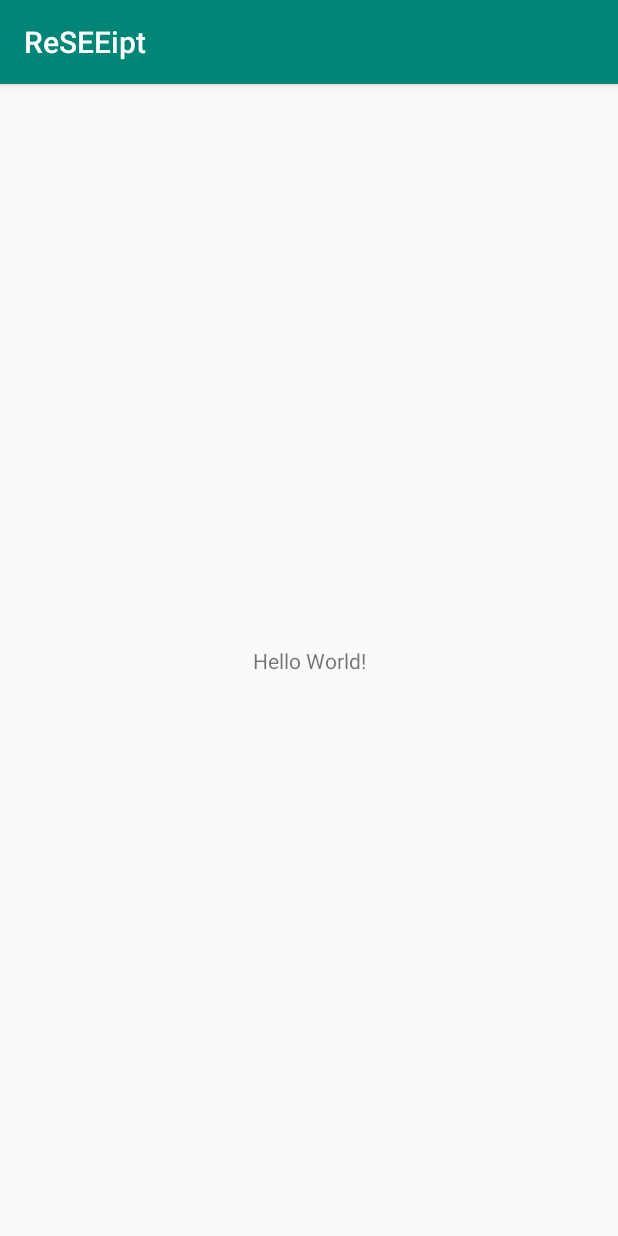
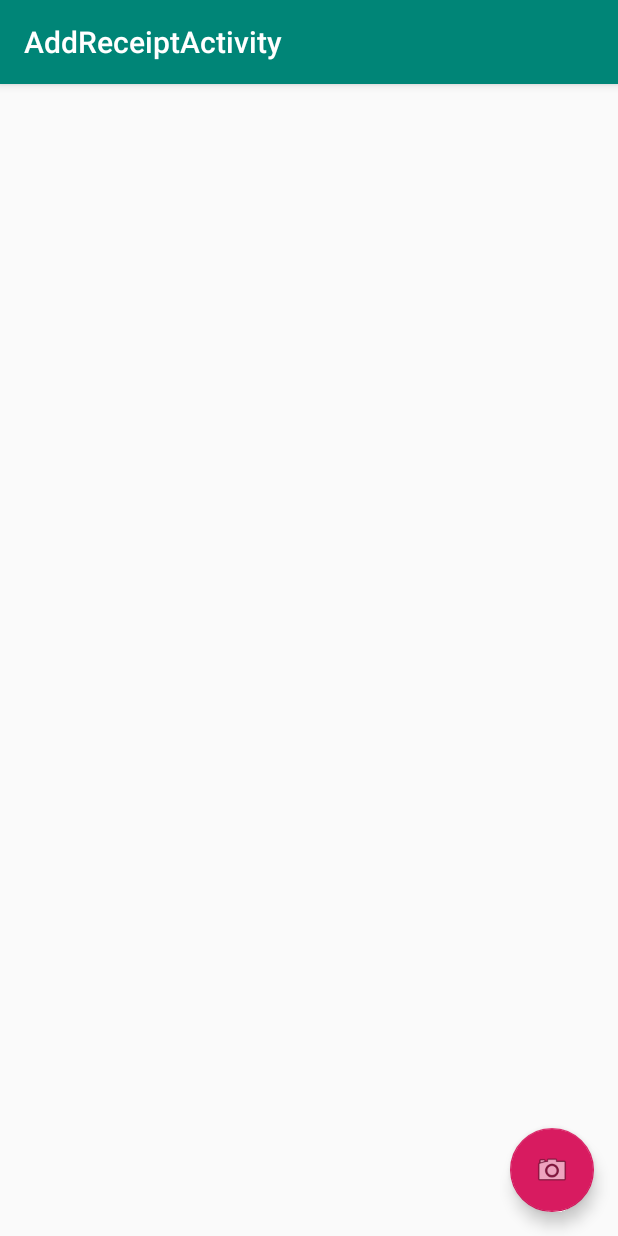
Before and after one commit to papaps/ReSEEipt, an Android app: the screen it shows after launch (MainActivity before the commit, AddReceiptActivity after it), on a phone screen of 412 x 824 dp. Run offline under Robolectric (Android 15) with nearby library versions, the phone set to English and light mode, and no system bars; pictures from the network do not load.

Commit message:
upload pictures works

```diff
--- a/ReSEEipt/app/build.gradle
+++ b/ReSEEipt/app/build.gradle
@@ -23,6 +23,7 @@ dependencies {
     implementation fileTree(dir: 'libs', include: ['*.jar'])
     implementation 'androidx.appcompat:appcompat:1.0.2'
     implementation 'androidx.constraintlayout:constraintlayout:1.1.3'
+    implementation 'com.google.android.material:material:1.0.0'
     testImplementation 'junit:junit:4.12'
     androidTestImplementation 'androidx.test.ext:junit:1.1.0'
     androidTestImplementation 'androidx.test.espresso:espresso-core:3.1.1'
--- /dev/null
+++ b/ReSEEipt/app/src/main/java/com/adrian/reseeipt/AddReceiptActivity.java
@@ -0,0 +1,95 @@
+package com.adrian.reseeipt;
+
+import android.app.Activity;
+import android.content.DialogInterface;
+import android.content.Intent;
+import android.graphics.Bitmap;
+import android.net.Uri;
+import android.os.Bundle;
+
+import com.google.android.material.floatingactionbutton.FloatingActionButton;
+import com.google.android.material.snackbar.Snackbar;
+
+import androidx.appcompat.app.AlertDialog;
+import androidx.appcompat.app.AppCompatActivity;
+import androidx.appcompat.widget.Toolbar;
+
+import android.provider.MediaStore;
+import android.view.View;
+import android.widget.ImageView;
+
+public class AddReceiptActivity extends AppCompatActivity {
+
+    ImageView ivImage;
+    Integer REQUEST_CAMERA = 1, SELECT_FILE = 0;
+
+    @Override
+    protected void onCreate(Bundle savedInstanceState) {
+        super.onCreate(savedInstanceState);
+        setContentView(R.layout.activity_add_receipt);
+        Toolbar toolbar = findViewById(R.id.toolbar);
+        setSupportActionBar(toolbar);
+
+        ivImage = findViewById(R.id.ivImage);
+
+        FloatingActionButton fab = findViewById(R.id.fab);
+        fab.setOnClickListener(new View.OnClickListener() {
+            @Override
+            public void onClick(View view) {
+                selectImage();
+            }
+        });
+    }
+
+    private void selectImage(){
+        final CharSequence[] items={"Camera","Gallery", "Cancel"};
+
+        AlertDialog.Builder builder = new AlertDialog.Builder(AddReceiptActivity.this);
+        builder.setTitle("Add Image");
+
+        builder.setItems(items, new DialogInterface.OnClickListener() {
+
+            @Override
+            public void onClick(DialogInterface dialogInterface, int i) {
+                if (items[i].equals("Camera")) {
+
+                    Intent intent = new Intent(MediaStore.ACTION_IMAGE_CAPTURE);
+                    startActivityForResult(intent, REQUEST_CAMERA);
+
+                } else if (items[i].equals("Gallery")) {
+
+                    Intent intent = new Intent(Intent.ACTION_PICK, MediaStore.Images.Media.EXTERNAL_CONTENT_URI);
+                    intent.setType("image/*");
+                    //startActivityForResult(intent.createChooser(intent, "Select File"), SELECT_FILE);
+                    startActivityForResult(intent, SELECT_FILE);
+
+                } else if (items[i].equals("Cancel")) {
+                    dialogInterface.dismiss();
+                }
+            }
+        });
+        builder.show();
+    }
+
+    @Override
+    public  void onActivityResult(int requestCode, int resultCode, Intent data){
+        super.onActivityResult(requestCode, resultCode,data);
+
+        if(resultCode== Activity.RESULT_OK){
+
+            if(requestCode==REQUEST_CAMERA){
+
+                Bundle bundle = data.getExtras();
+                final Bitmap bmp = (Bitmap) bundle.get("data");
+                ivImage.setImageBitmap(bmp);
+
+            }else if(requestCode==SELECT_FILE){
+
+                Uri selectedImageUri = data.getData();
+                ivImage.setImageURI(selectedImageUri);
+            }
+
+        }
+    }
+
+}
--- /dev/null
+++ b/ReSEEipt/app/src/main/res/layout/activity_add_receipt.xml
@@ -0,0 +1,33 @@
+<?xml version="1.0" encoding="utf-8"?>
+<androidx.coordinatorlayout.widget.CoordinatorLayout xmlns:android="http://schemas.android.com/apk/res/android"
+    xmlns:app="http://schemas.android.com/apk/res-auto"
+    xmlns:tools="http://schemas.android.com/tools"
+    android:layout_width="match_parent"
+    android:layout_height="match_parent"
+    tools:context=".AddReceiptActivity">
+
+    <com.google.android.material.appbar.AppBarLayout
+        android:layout_width="match_parent"
+        android:layout_height="wrap_content"
+        android:theme="@style/AppTheme.AppBarOverlay">
+
+        <androidx.appcompat.widget.Toolbar
+            android:id="@+id/toolbar"
+            android:layout_width="match_parent"
+            android:layout_height="?attr/actionBarSize"
+            android:background="?attr/colorPrimary"
+            app:popupTheme="@style/AppTheme.PopupOverlay" />
+
+    </com.google.android.material.appbar.AppBarLayout>
+
+    <include layout="@layout/content_add_receipt" />
+
+    <com.google.android.material.floatingactionbutton.FloatingActionButton
+        android:id="@+id/fab"
+        android:layout_width="wrap_content"
+        android:layout_height="wrap_content"
+        android:layout_gravity="bottom|end"
+        android:layout_margin="@dimen/fab_margin"
+        app:srcCompat="@android:drawable/ic_menu_camera" />
+
+</androidx.coordinatorlayout.widget.CoordinatorLayout>
--- /dev/null
+++ b/ReSEEipt/app/src/main/res/layout/content_add_receipt.xml
@@ -0,0 +1,15 @@
+<?xml version="1.0" encoding="utf-8"?>
+<androidx.constraintlayout.widget.ConstraintLayout xmlns:android="http://schemas.android.com/apk/res/android"
+    xmlns:app="http://schemas.android.com/apk/res-auto"
+    xmlns:tools="http://schemas.android.com/tools"
+    android:layout_width="match_parent"
+    android:layout_height="match_parent"
+    app:layout_behavior="@string/appbar_scrolling_view_behavior"
+    tools:context=".AddReceiptActivity"
+    tools:showIn="@layout/activity_add_receipt">
+
+    <ImageView android:id="@+id/ivImage"
+        android:layout_width="match_parent"
+        android:layout_height="match_parent"></ImageView>
+
+</androidx.constraintlayout.widget.ConstraintLayout>
--- /dev/null
+++ b/ReSEEipt/app/src/main/res/values/dimens.xml
@@ -0,0 +1,3 @@
+<resources>
+    <dimen name="fab_margin">16dp</dimen>
+</resources>
--- a/ReSEEipt/app/src/main/res/values/strings.xml
+++ b/ReSEEipt/app/src/main/res/values/strings.xml
@@ -1,3 +1,4 @@
 <resources>
     <string name="app_name">ReSEEipt</string>
+    <string name="title_activity_add_receipt">AddReceiptActivity</string>
 </resources>
--- a/ReSEEipt/app/src/main/res/values/styles.xml
+++ b/ReSEEipt/app/src/main/res/values/styles.xml
@@ -8,4 +8,13 @@
         <item name="colorAccent">@color/colorAccent</item>
     </style>
 
+    <style name="AppTheme.NoActionBar">
+        <item name="windowActionBar">false</item>
+        <item name="windowNoTitle">true</item>
+    </style>
+
+    <style name="AppTheme.AppBarOverlay" parent="ThemeOverlay.AppCompat.Dark.ActionBar" />
+
+    <style name="AppTheme.PopupOverlay" parent="ThemeOverlay.AppCompat.Light" />
+
 </resources>
```
Also changed, not shown: ReSEEipt/app/src/main/AndroidManifest.xml (+11 -1 lines).
